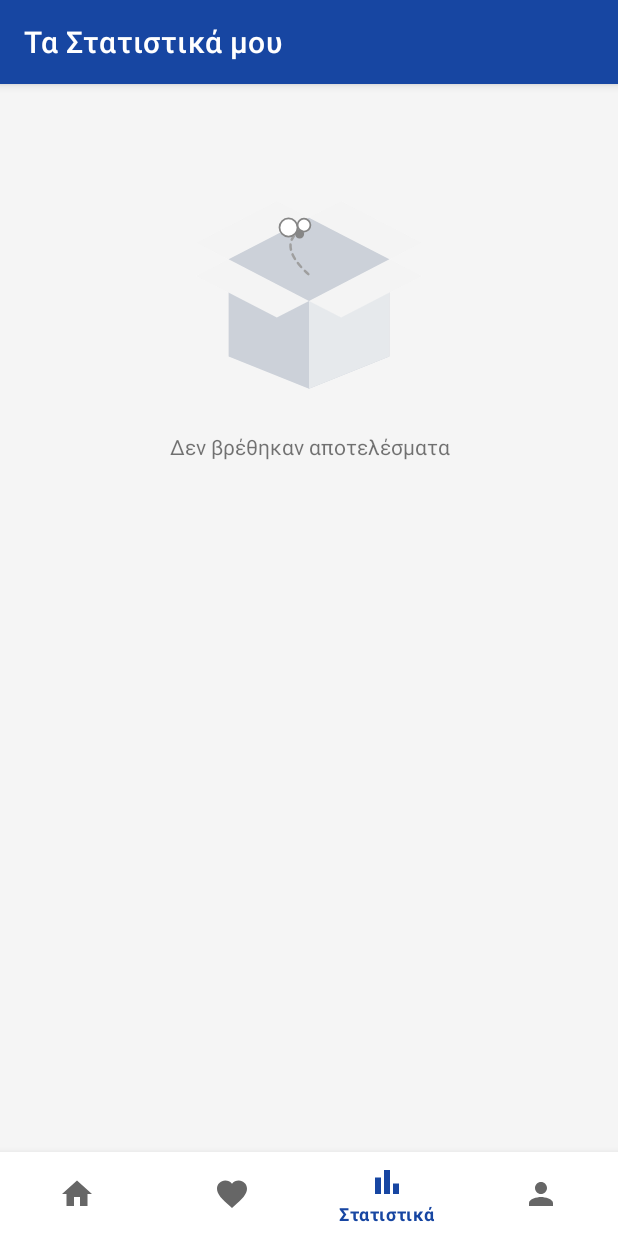
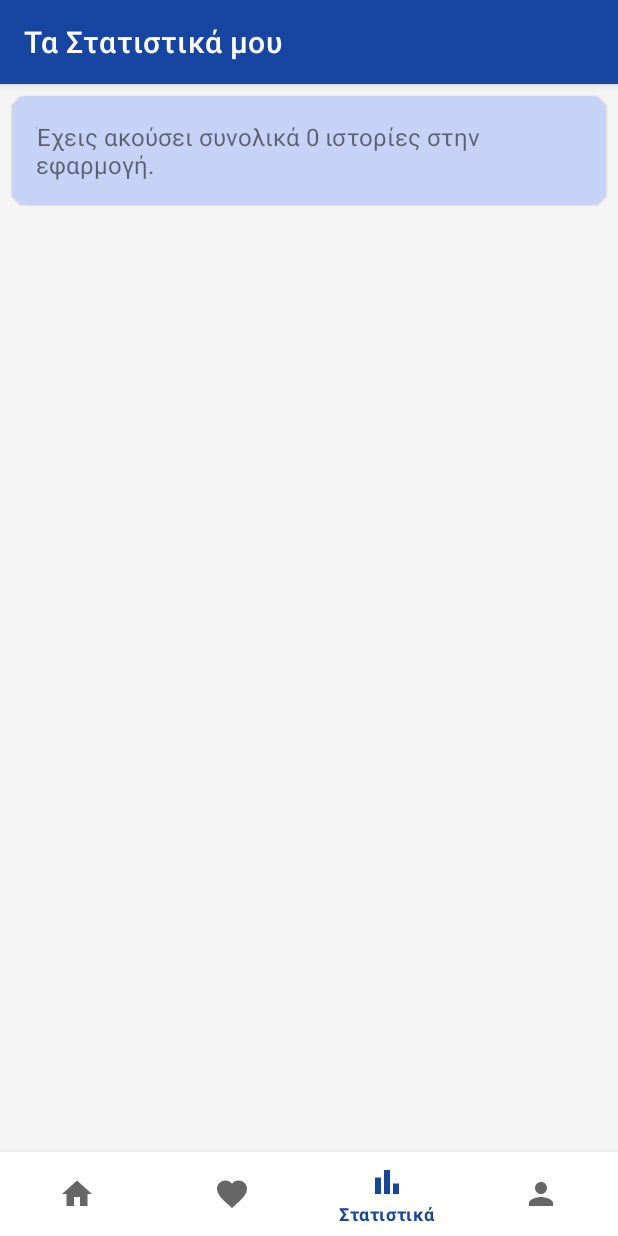
Before and after one commit to skaradimitriou/unipi-audio-stories, an Android app: the StatisticsFragment screen opened through its navigation route, on a phone screen of 412 x 824 dp. Run offline under Robolectric (Android 15) with nearby library versions, the phone set to English and light mode, and no system bars; our stand-ins replace Dagger/Hilt's generated code, Firebase (no records; nobody signed in at launch, a user with empty details on screens opened directly), data binding, navigation-ui.

Commit message:
Implementation: Statistic screen header added

```diff
--- /dev/null
+++ b/app/src/main/java/com/stathis/unipiaudiostories/models/domain/StatisticHeader.kt
@@ -0,0 +1,12 @@
+package com.stathis.unipiaudiostories.models.domain
+
+import com.stathis.unipiaudiostories.abstraction.UiModel
+
+data class StatisticHeader(
+    val totalCounter: Long
+) : UiModel {
+    override fun equalsContent(obj: UiModel): Boolean = when (obj) {
+        is StatisticHeader -> totalCounter == obj.totalCounter
+        else -> false
+    }
+}
--- a/app/src/main/java/com/stathis/unipiaudiostories/ui/main/statistics/StatisticsAdapter.kt
+++ b/app/src/main/java/com/stathis/unipiaudiostories/ui/main/statistics/StatisticsAdapter.kt
@@ -2,30 +2,52 @@ package com.stathis.unipiaudiostories.ui.main.statistics
 
 import android.view.LayoutInflater
 import android.view.ViewGroup
+import androidx.databinding.ViewDataBinding
 import androidx.recyclerview.widget.ListAdapter
+import com.stathis.unipiaudiostories.BR
+import com.stathis.unipiaudiostories.R
 import com.stathis.unipiaudiostories.abstraction.BaseViewHolder
 import com.stathis.unipiaudiostories.abstraction.DiffUtilClass
 import com.stathis.unipiaudiostories.abstraction.UiModel
+import com.stathis.unipiaudiostories.databinding.HolderEmptyItemBinding
+import com.stathis.unipiaudiostories.databinding.HolderStatHeaderItemBinding
 import com.stathis.unipiaudiostories.databinding.HolderStatisticItemBinding
+import com.stathis.unipiaudiostories.models.domain.StatisticHeader
 import com.stathis.unipiaudiostories.models.domain.StoryStatistic
 
 class StatisticsAdapter : ListAdapter<UiModel, StatisticsViewHolder>(DiffUtilClass<UiModel>()) {
 
     override fun onCreateViewHolder(parent: ViewGroup, viewType: Int): StatisticsViewHolder {
-        val view = HolderStatisticItemBinding.inflate(LayoutInflater.from(parent.context), parent, false)
+        val inflater = LayoutInflater.from(parent.context)
+        val view = when (viewType) {
+            R.layout.holder_statistic_item -> {
+                HolderStatisticItemBinding.inflate(inflater, parent, false)
+            }
+            R.layout.holder_stat_header_item -> {
+                HolderStatHeaderItemBinding.inflate(inflater, parent, false)
+            }
+            else -> HolderEmptyItemBinding.inflate(inflater, parent, false)
+        }
         return StatisticsViewHolder(view)
     }
 
     override fun onBindViewHolder(holder: StatisticsViewHolder, position: Int) {
         holder.bind(getItem(position))
     }
+
+    override fun getItemViewType(position: Int): Int = when (getItem(position)) {
+        is StatisticHeader -> R.layout.holder_stat_header_item
+        is StoryStatistic -> R.layout.holder_statistic_item
+        else -> R.layout.holder_empty_item
+    }
 }
 
-class StatisticsViewHolder(val binding: HolderStatisticItemBinding) : BaseViewHolder(binding) {
+class StatisticsViewHolder(val binding: ViewDataBinding) : BaseViewHolder(binding) {
 
     override fun present(data: UiModel) {
         when (data) {
-            is StoryStatistic -> binding.model = data
+            is StatisticHeader -> binding.setVariable(BR.model, data)
+            is StoryStatistic -> binding.setVariable(BR.model, data)
         }
     }
 }
--- a/app/src/main/java/com/stathis/unipiaudiostories/ui/main/statistics/StatisticsViewModel.kt
+++ b/app/src/main/java/com/stathis/unipiaudiostories/ui/main/statistics/StatisticsViewModel.kt
@@ -6,7 +6,8 @@ import androidx.lifecycle.LiveData
 import androidx.lifecycle.MutableLiveData
 import androidx.lifecycle.viewModelScope
 import com.stathis.unipiaudiostories.abstraction.BaseViewModel
-import com.stathis.unipiaudiostories.models.domain.StoryStatistic
+import com.stathis.unipiaudiostories.abstraction.UiModel
+import com.stathis.unipiaudiostories.models.domain.StatisticHeader
 import com.stathis.unipiaudiostories.models.repo.StoryRepository
 import dagger.hilt.android.lifecycle.HiltViewModel
 import kotlinx.coroutines.Dispatchers
@@ -15,21 +16,27 @@ import javax.inject.Inject
 
 @HiltViewModel
 class StatisticsViewModel @Inject constructor(
-    private val repo: StoryRepository,
-    app: Application
+    app: Application,
+    private val repo: StoryRepository
 ) : BaseViewModel(app) {
 
     val adapter = StatisticsAdapter()
 
-    val statistic: LiveData<List<StoryStatistic>>
+    val statistic: LiveData<List<UiModel>>
         get() = _statistics
 
-    private val _statistics = MutableLiveData<List<StoryStatistic>>()
+    private val _statistics = MutableLiveData<List<UiModel>>()
 
     fun getStatistics() {
         viewModelScope.launch(Dispatchers.IO) {
             repo.getStoryStatistics().collect {
-                _statistics.postValue(it)
+                val sum = it.sumOf { item -> item.counter }
+                val header = StatisticHeader(sum)
+                val list = mutableListOf<UiModel>().apply {
+                    add(header)
+                    addAll(it)
+                }
+                _statistics.postValue(list)
             }
         }
     }
--- a/app/src/main/java/com/stathis/unipiaudiostories/util/BindingAdapters.kt
+++ b/app/src/main/java/com/stathis/unipiaudiostories/util/BindingAdapters.kt
@@ -36,6 +36,11 @@ fun ImageView.setStoryButton(isPlaying: Boolean) {
     }
 }
 
+@BindingAdapter("setStatisticHeader")
+fun TextView.setStatisticHeader(totalCounter: Long) {
+    text = resources.getString(R.string.statistics_header, totalCounter)
+}
+
 @BindingAdapter("setStatisticNumber")
 fun TextView.setStatisticNumber(counter: Long) {
     text = counter.toString()
--- /dev/null
+++ b/app/src/main/res/layout/holder_empty_item.xml
@@ -0,0 +1,10 @@
+<?xml version="1.0" encoding="utf-8"?>
+<layout xmlns:android="http://schemas.android.com/apk/res/android">
+
+    <androidx.constraintlayout.widget.ConstraintLayout
+        android:layout_width="match_parent"
+        android:layout_height="wrap_content">
+
+
+    </androidx.constraintlayout.widget.ConstraintLayout>
+</layout>
--- /dev/null
+++ b/app/src/main/res/layout/holder_stat_header_item.xml
@@ -0,0 +1,37 @@
+<?xml version="1.0" encoding="utf-8"?>
+<layout xmlns:android="http://schemas.android.com/apk/res/android"
+    xmlns:app="http://schemas.android.com/apk/res-auto"
+    xmlns:tools="http://schemas.android.com/tools">
+
+    <data>
+
+        <variable
+            name="model"
+            type="com.stathis.unipiaudiostories.models.domain.StatisticHeader" />
+    </data>
+
+    <com.google.android.material.card.MaterialCardView
+        android:layout_width="match_parent"
+        android:layout_height="wrap_content"
+        app:cardCornerRadius="@dimen/dimen_10">
+
+        <androidx.constraintlayout.widget.ConstraintLayout
+            android:layout_width="match_parent"
+            android:layout_height="match_parent"
+            android:background="@color/info_bg"
+            android:padding="@dimen/dimen_m">
+
+            <TextView
+                style="@style/text_16"
+                android:layout_width="match_parent"
+                android:layout_height="wrap_content"
+                app:layout_constraintEnd_toEndOf="parent"
+                app:layout_constraintStart_toStartOf="parent"
+                app:layout_constraintTop_toTopOf="parent"
+                app:setStatisticHeader="@{model.totalCounter}"
+                tools:text="@string/statistics_header" />
+
+        </androidx.constraintlayout.widget.ConstraintLayout>
+
+    </com.google.android.material.card.MaterialCardView>
+</layout>
--- a/app/src/main/res/values/colors.xml
+++ b/app/src/main/res/values/colors.xml
@@ -11,6 +11,7 @@
     <!-- App Color Palette -->
     <color name="dark_blue">#1746A2</color>
     <color name="light_blue">#5F9DF7</color>
+    <color name="info_bg">#c6d2f6</color>
     <color name="sand_bg">#F5F5F5</color>
     <color name="orange">#FF731D</color>
     <color name="grey_bg">#e5e5e5</color>
--- a/app/src/main/res/values/strings.xml
+++ b/app/src/main/res/values/strings.xml
@@ -31,6 +31,7 @@
 
     <!-- Statistics Screen -->
     <string name="statistics_title">Τα Στατιστικά μου</string>
+    <string name="statistics_header">Έχεις ακούσει συνολικά %d ιστορίες στην εφαρμογή.</string>
 
     <!-- Profile Screen -->
     <string name="logged_in_as">Έχετε συνδεθεί ώς:</string>
--- a/app/src/main/res/values/themes.xml
+++ b/app/src/main/res/values/themes.xml
@@ -70,6 +70,10 @@
         <item name="android:textStyle">bold</item>
     </style>
 
+    <style name="text_16" parent="Widget.AppCompat.TextView">
+        <item name="android:textSize">@dimen/text_16</item>
+    </style>
+
     <style name="text_16_bold" parent="Widget.AppCompat.TextView">
         <item name="android:textSize">@dimen/text_16</item>
         <item name="android:textStyle">bold</item>
```
Also changed, not shown: 2 other files.
